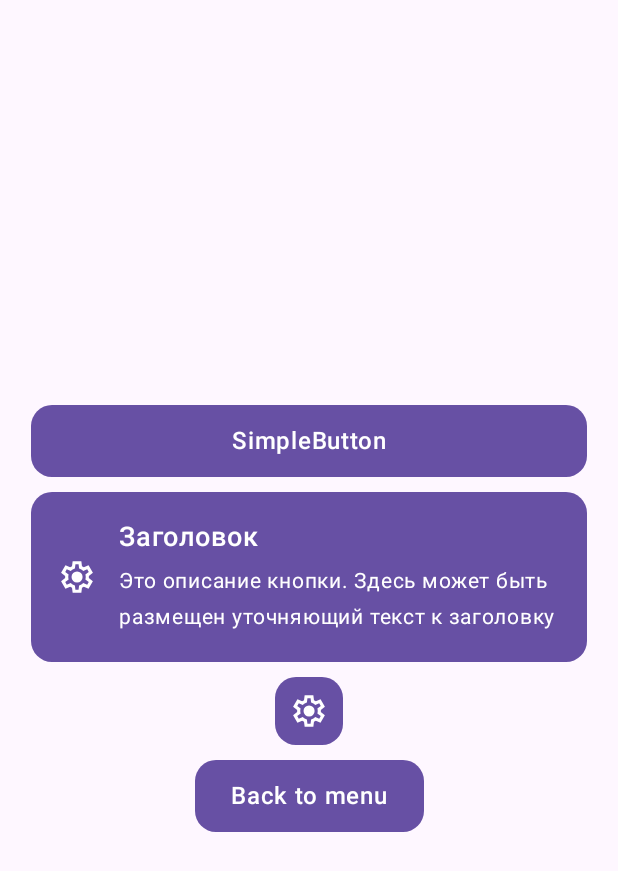
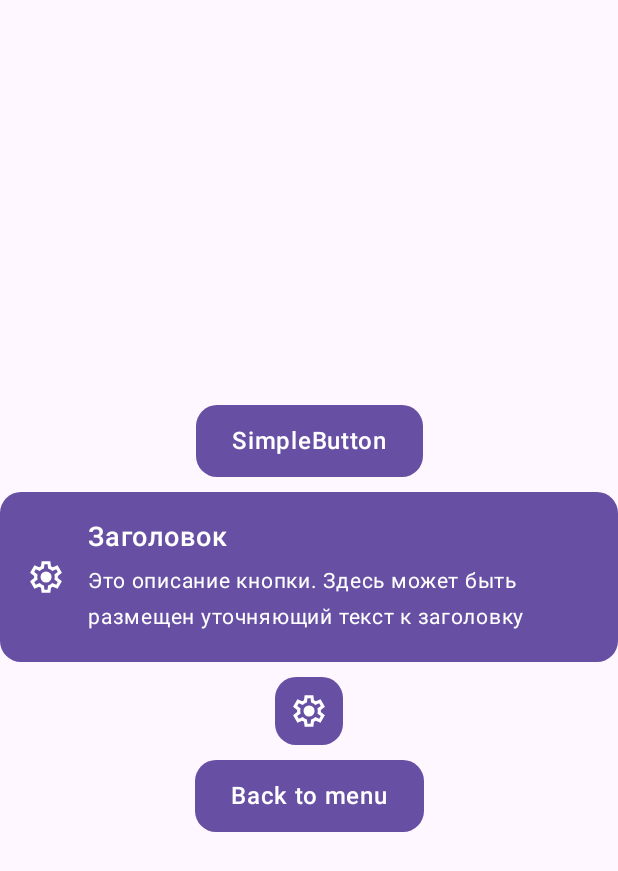
Before and after one commit to RavenZIP/Composia, an Android app built with Jetpack Compose: the ButtonScreen screen opened through its navigation route, on a phone screen of 412 x 824 dp. Shown: the top 871 px of the screen. Run offline under Robolectric (Android 15) with nearby library versions, the phone set to English and light mode, and no system bars; our stand-ins replace Compose Multiplatform resources.

Commit message:
У всех компонентов убран модификатор на 90% ширины от ширины жкрана, убраны лишние контейнеры и модификаторы

```diff
--- a/composia-demo/src/commonMain/kotlin/io/github/ravenzip/composia/screen/ButtonScreen.kt
+++ b/composia-demo/src/commonMain/kotlin/io/github/ravenzip/composia/screen/ButtonScreen.kt
@@ -34,11 +34,7 @@ fun ButtonScreen(
             horizontalAlignment = Alignment.CenterHorizontally,
             verticalArrangement = Arrangement.spacedBy(10.dp),
         ) {
-            SimpleButton(
-                control = viewModel.simpleButtonControl,
-                text = "SimpleButton",
-                modifier = Modifier.fillMaxWidth(0.9f),
-            )
+            SimpleButton(control = viewModel.simpleButtonControl, text = "SimpleButton")
 
             RichButton(
                 control = viewModel.richButtonControl,
--- a/composia-ui/src/commonMain/kotlin/io/github/ravenzip/composia/components/button/RichButton.kt
+++ b/composia-ui/src/commonMain/kotlin/io/github/ravenzip/composia/components/button/RichButton.kt
@@ -20,7 +20,7 @@ import io.github.ravenzip.composia.style.IconStyle
 @Composable
 fun RichButton(
     onClick: () -> Unit = {},
-    modifier: Modifier = Modifier.fillMaxWidth(0.9f),
+    modifier: Modifier = Modifier,
     label: @Composable () -> Unit,
     description: @Composable () -> Unit,
     icon: @Composable () -> Unit,
@@ -43,10 +43,7 @@ fun RichButton(
         ) {
             icon()
 
-            Column(
-                modifier = Modifier.fillMaxWidth(),
-                verticalArrangement = Arrangement.spacedBy(5.dp),
-            ) {
+            Column(verticalArrangement = Arrangement.spacedBy(5.dp)) {
                 label()
 
                 description()
@@ -58,7 +55,7 @@ fun RichButton(
 @Composable
 fun RichButton(
     onClick: () -> Unit = {},
-    modifier: Modifier = Modifier.fillMaxWidth(0.9f),
+    modifier: Modifier = Modifier,
     label: String,
     labelStyle: TextStyle = TextStyle.S18Medium,
     description: String,
@@ -103,7 +100,7 @@ fun RichButton(
 @Composable
 fun RichButton(
     control: StatusControl,
-    modifier: Modifier = Modifier.fillMaxWidth(0.9f),
+    modifier: Modifier = Modifier,
     label: @Composable () -> Unit,
     description: @Composable () -> Unit,
     icon: @Composable () -> Unit,
@@ -130,7 +127,7 @@ fun RichButton(
 @Composable
 fun RichButton(
     control: StatusControl,
-    modifier: Modifier = Modifier.fillMaxWidth(0.9f),
+    modifier: Modifier = Modifier,
     label: String,
     labelStyle: TextStyle = TextStyle.S18Medium,
     description: String,
--- a/composia-ui/src/commonMain/kotlin/io/github/ravenzip/composia/components/checkbox/Checkbox.kt
+++ b/composia-ui/src/commonMain/kotlin/io/github/ravenzip/composia/components/checkbox/Checkbox.kt
@@ -2,7 +2,6 @@ package io.github.ravenzip.composia.components.checkbox
 
 import androidx.compose.foundation.clickable
 import androidx.compose.foundation.layout.Row
-import androidx.compose.foundation.layout.fillMaxWidth
 import androidx.compose.foundation.layout.padding
 import androidx.compose.material3.Checkbox
 import androidx.compose.material3.CheckboxColors
@@ -23,7 +22,7 @@ import io.github.ravenzip.composia.style.DefaultComponentShape
 fun Checkbox(
     isSelected: Boolean,
     onClick: () -> Unit,
-    modifier: Modifier = Modifier.fillMaxWidth(0.9f),
+    modifier: Modifier = Modifier,
     text: String,
     textStyle: TextStyle = TextStyle.S18,
     enabled: Boolean = true,
@@ -50,7 +49,7 @@ fun Checkbox(
 @Composable
 fun Checkbox(
     control: ValidatableSingleControl<Boolean>,
-    modifier: Modifier = Modifier.fillMaxWidth(0.9f),
+    modifier: Modifier = Modifier,
     text: String,
     textStyle: TextStyle = TextStyle.S18,
     colors: CheckboxColors = CheckboxDefaults.colors(),
--- a/composia-ui/src/commonMain/kotlin/io/github/ravenzip/composia/components/checkbox/CheckboxGroup.kt
+++ b/composia-ui/src/commonMain/kotlin/io/github/ravenzip/composia/components/checkbox/CheckboxGroup.kt
@@ -2,7 +2,6 @@ package io.github.ravenzip.composia.components.checkbox
 
 import androidx.compose.foundation.layout.Arrangement
 import androidx.compose.foundation.layout.Column
-import androidx.compose.foundation.layout.fillMaxWidth
 import androidx.compose.material3.CheckboxColors
 import androidx.compose.material3.CheckboxDefaults
 import androidx.compose.runtime.Composable
@@ -22,7 +21,7 @@ fun <T, K> CheckboxGroup(
     onClick: (T) -> Unit,
     keySelector: (T) -> K,
     sourceItemToString: (T) -> String,
-    modifier: Modifier = Modifier.fillMaxWidth(0.9f),
+    modifier: Modifier = Modifier,
     isEnabled: Boolean = true,
     textStyle: TextStyle = TextStyle.S18,
     contentPadding: Arrangement.HorizontalOrVertical = Arrangement.spacedBy(10.dp),
@@ -49,7 +48,7 @@ fun <T, K> CheckboxGroup(
     control: MultiValueControl<T, K>,
     source: List<T>,
     sourceItemToString: (T) -> String,
-    modifier: Modifier = Modifier.fillMaxWidth(0.9f),
+    modifier: Modifier = Modifier,
     textStyle: TextStyle = TextStyle.S18,
     contentPadding: Arrangement.HorizontalOrVertical = Arrangement.spacedBy(10.dp),
     colors: CheckboxColors = CheckboxDefaults.colors(),
--- a/composia-ui/src/commonMain/kotlin/io/github/ravenzip/composia/components/radio/RadioGroup.kt
+++ b/composia-ui/src/commonMain/kotlin/io/github/ravenzip/composia/components/radio/RadioGroup.kt
@@ -20,7 +20,7 @@ fun <T, K> RadioGroup(
     source: List<T>,
     view: (T) -> String,
     keySelector: (T) -> K,
-    modifier: Modifier = Modifier.fillMaxWidth(0.9f),
+    modifier: Modifier = Modifier,
     textStyle: TextStyle = LocalTextStyle.current,
     contentPadding: Arrangement.Vertical = Arrangement.spacedBy(10.dp),
     colors: RadioButtonColors = RadioButtonDefaults.colors(),
--- a/composia-ui/src/commonMain/kotlin/io/github/ravenzip/composia/components/textField/base/BasicTextField.kt
+++ b/composia-ui/src/commonMain/kotlin/io/github/ravenzip/composia/components/textField/base/BasicTextField.kt
@@ -1,6 +1,5 @@
 package io.github.ravenzip.composia.components.textField.base
 
-import androidx.compose.foundation.layout.fillMaxWidth
 import androidx.compose.foundation.text.KeyboardOptions
 import androidx.compose.material3.TextField
 import androidx.compose.material3.TextFieldColors
@@ -26,7 +25,7 @@ internal fun BasicTextField(
     errorMessage: String = "",
     isFocused: Boolean = false,
     onFocusChange: (FocusState) -> Unit = {},
-    modifier: Modifier = Modifier.fillMaxWidth(0.9f),
+    modifier: Modifier = Modifier,
     maxLength: Int? = null,
     maxLines: Int = Int.MAX_VALUE,
     minLines: Int = 1,
--- a/composia-ui/src/commonMain/kotlin/io/github/ravenzip/composia/components/textField/base/MultiLineTextField.kt
+++ b/composia-ui/src/commonMain/kotlin/io/github/ravenzip/composia/components/textField/base/MultiLineTextField.kt
@@ -1,6 +1,5 @@
 package io.github.ravenzip.composia.components.textField.base
 
-import androidx.compose.foundation.layout.fillMaxWidth
 import androidx.compose.foundation.text.KeyboardOptions
 import androidx.compose.material3.TextFieldColors
 import androidx.compose.material3.TextFieldDefaults
@@ -25,7 +24,7 @@ fun MultiLineTextField(
     errorMessage: String = "",
     isFocused: Boolean = false,
     onFocusChange: (FocusState) -> Unit = {},
-    modifier: Modifier = Modifier.fillMaxWidth(0.9f),
+    modifier: Modifier = Modifier,
     maxLength: Int? = null,
     maxLines: Int = Int.MAX_VALUE,
     minLines: Int = 1,
@@ -62,7 +61,7 @@ fun MultiLineTextField(
 fun MultiLineTextField(
     control: ValidatableSingleControl<String>,
     state: TextFieldState? = null,
-    modifier: Modifier = Modifier.fillMaxWidth(0.9f),
+    modifier: Modifier = Modifier,
     maxLength: Int? = null,
     label: (@Composable () -> Unit)? = null,
     placeholder: (@Composable () -> Unit)? = null,
--- a/composia-ui/src/commonMain/kotlin/io/github/ravenzip/composia/components/textField/base/SingleLineTextField.kt
+++ b/composia-ui/src/commonMain/kotlin/io/github/ravenzip/composia/components/textField/base/SingleLineTextField.kt
@@ -1,6 +1,5 @@
 package io.github.ravenzip.composia.components.textField.base
 
-import androidx.compose.foundation.layout.fillMaxWidth
 import androidx.compose.foundation.text.KeyboardOptions
 import androidx.compose.material3.TextFieldColors
 import androidx.compose.material3.TextFieldDefaults
@@ -26,7 +25,7 @@ fun SingleLineTextField(
     errorMessage: String = "",
     isFocused: Boolean = false,
     onFocusChange: (FocusState) -> Unit = {},
-    modifier: Modifier = Modifier.fillMaxWidth(0.9f),
+    modifier: Modifier = Modifier,
     maxLength: Int? = null,
     label: (@Composable () -> Unit)? = null,
     placeholder: (@Composable () -> Unit)? = null,
@@ -66,7 +65,7 @@ fun SingleLineTextField(
 fun SingleLineTextField(
     control: ValidatableSingleControl<String>,
     state: TextFieldState? = null,
-    modifier: Modifier = Modifier.fillMaxWidth(0.9f),
+    modifier: Modifier = Modifier,
     maxLength: Int? = null,
     label: (@Composable () -> Unit)? = null,
     placeholder: (@Composable () -> Unit)? = null,
--- a/composia-ui/src/commonMain/kotlin/io/github/ravenzip/composia/components/textField/outlined/BasicOutlinedTextField.kt
+++ b/composia-ui/src/commonMain/kotlin/io/github/ravenzip/composia/components/textField/outlined/BasicOutlinedTextField.kt
@@ -1,6 +1,5 @@
 package io.github.ravenzip.composia.components.textField.outlined
 
-import androidx.compose.foundation.layout.fillMaxWidth
 import androidx.compose.foundation.text.KeyboardOptions
 import androidx.compose.material3.OutlinedTextField
 import androidx.compose.material3.TextFieldColors
@@ -26,7 +25,7 @@ internal fun BasicOutlinedTextField(
     errorMessage: String = "",
     isFocused: Boolean = false,
     onFocusChange: (FocusState) -> Unit = {},
-    modifier: Modifier = Modifier.fillMaxWidth(0.9f),
+    modifier: Modifier = Modifier,
     maxLength: Int? = null,
     maxLines: Int = Int.MAX_VALUE,
     minLines: Int = 1,
--- a/composia-ui/src/commonMain/kotlin/io/github/ravenzip/composia/components/textField/outlined/OutlinedMultilineTextField.kt
+++ b/composia-ui/src/commonMain/kotlin/io/github/ravenzip/composia/components/textField/outlined/OutlinedMultilineTextField.kt
@@ -1,6 +1,5 @@
 package io.github.ravenzip.composia.components.textField.outlined
 
-import androidx.compose.foundation.layout.fillMaxWidth
 import androidx.compose.foundation.text.KeyboardOptions
 import androidx.compose.material3.OutlinedTextFieldDefaults
 import androidx.compose.material3.TextFieldColors
@@ -25,7 +24,7 @@ fun OutlinedMultiLineTextField(
     errorMessage: String = "",
     isFocused: Boolean = false,
     onFocusChange: (FocusState) -> Unit = {},
-    modifier: Modifier = Modifier.fillMaxWidth(0.9f),
+    modifier: Modifier = Modifier,
     maxLength: Int? = null,
     maxLines: Int = Int.MAX_VALUE,
     minLines: Int = 1,
@@ -62,7 +61,7 @@ fun OutlinedMultiLineTextField(
 fun OutlinedMultiLineTextField(
     control: ValidatableSingleControl<String>,
     state: TextFieldState? = null,
-    modifier: Modifier = Modifier.fillMaxWidth(0.9f),
+    modifier: Modifier = Modifier,
     maxLength: Int? = null,
     label: (@Composable () -> Unit)? = null,
     placeholder: (@Composable () -> Unit)? = null,
--- a/composia-ui/src/commonMain/kotlin/io/github/ravenzip/composia/components/textField/outlined/OutlinedSingleLineTextField.kt
+++ b/composia-ui/src/commonMain/kotlin/io/github/ravenzip/composia/components/textField/outlined/OutlinedSingleLineTextField.kt
@@ -1,6 +1,5 @@
 package io.github.ravenzip.composia.components.textField.outlined
 
-import androidx.compose.foundation.layout.fillMaxWidth
 import androidx.compose.foundation.text.KeyboardOptions
 import androidx.compose.material3.OutlinedTextFieldDefaults
 import androidx.compose.material3.TextFieldColors
@@ -25,7 +24,7 @@ fun OutlinedSingleLineTextField(
     errorMessage: String = "",
     isFocused: Boolean = false,
     onFocusChange: (FocusState) -> Unit = {},
-    modifier: Modifier = Modifier.fillMaxWidth(0.9f),
+    modifier: Modifier = Modifier,
     maxLength: Int? = null,
     label: (@Composable () -> Unit)? = null,
     placeholder: (@Composable () -> Unit)? = null,
@@ -65,7 +64,7 @@ fun OutlinedSingleLineTextField(
 fun OutlinedSingleLineTextField(
     control: ValidatableSingleControl<String>,
     state: TextFieldState? = null,
-    modifier: Modifier = Modifier.fillMaxWidth(0.9f),
+    modifier: Modifier = Modifier,
     maxLength: Int? = null,
     label: (@Composable () -> Unit)? = null,
     placeholder: (@Composable () -> Unit)? = null,
```
Also changed, not shown: composia-ui/src/commonMain/kotlin/io/github/ravenzip/composia/components/switch/Switch.kt (+8 -5 lines), composia-ui/src/commonMain/kotlin/io/github/ravenzip/composia/components/textField/dropdown/DropDownTextField.kt (+5 -8 lines).
